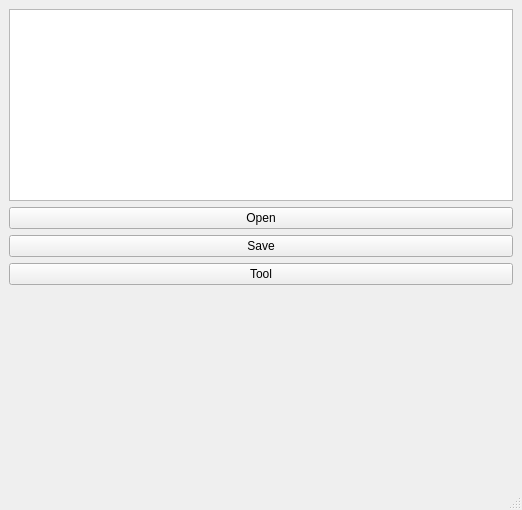
Before: the Qt Designer form pipeline/tools/ui/qt/Window.ui in Ayaee/PyCharm_PipeTool, drawn with Qt 5.
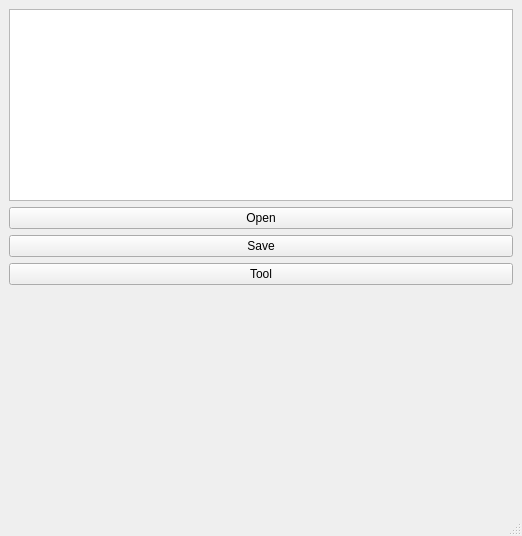
After: the same form once the commit is applied.

The edit to the form file:
```diff
--- a/pipeline/tools/ui/qt/Window.ui
+++ b/pipeline/tools/ui/qt/Window.ui
@@ -7,7 +7,7 @@
     <x>0</x>
     <y>0</y>
     <width>522</width>
-    <height>510</height>
+    <height>536</height>
    </rect>
   </property>
   <property name="windowTitle">
```
Left out of the diff: 2 changed lines with no effect on the pictures.
